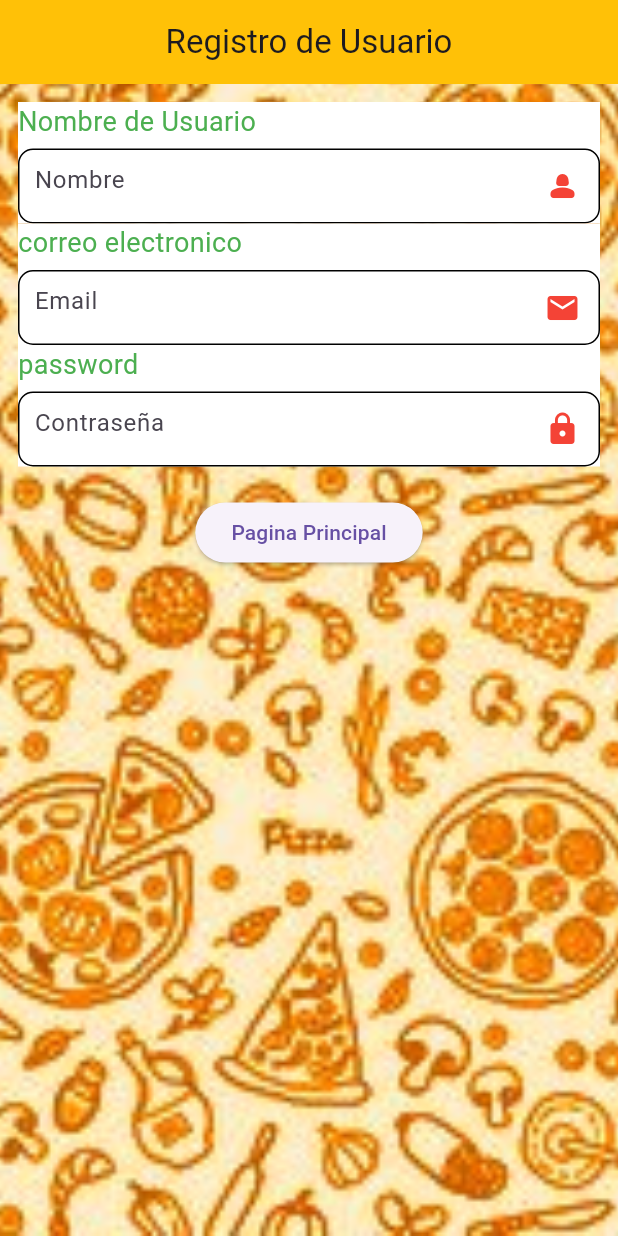
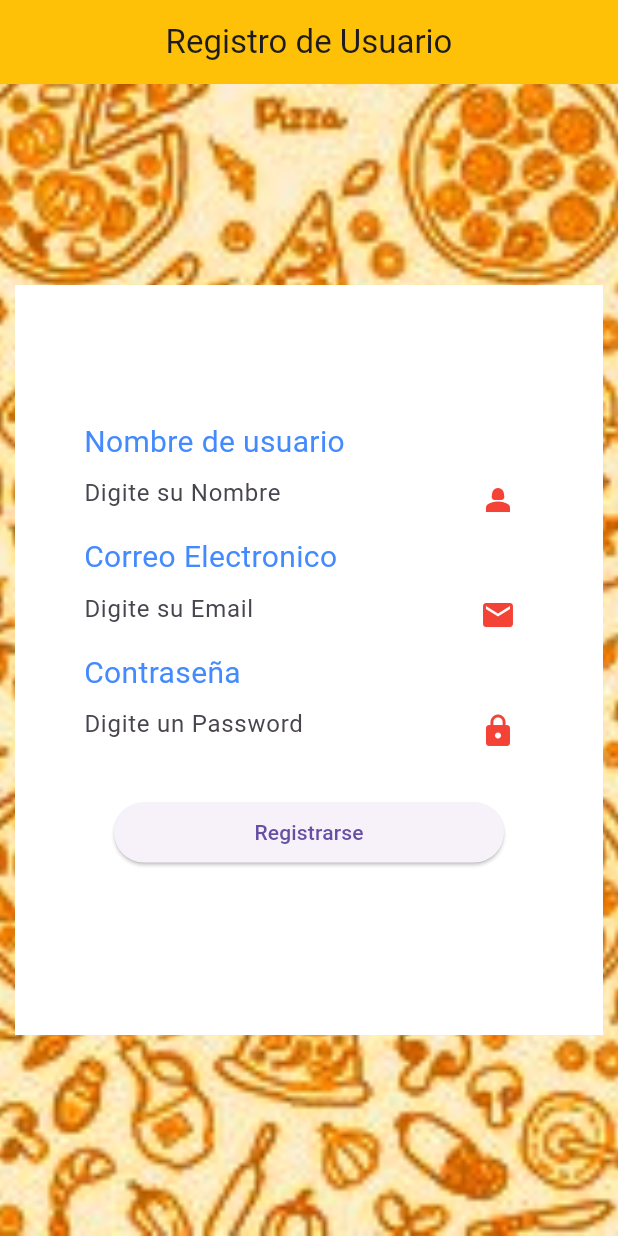
Before and after one commit to HaroldArguelloNic/mynapopizza, a Flutter app: the screen it shows after launch, after a tap on "¿Desea Registrarse?", on a phone screen of 412 x 824 dp. Run offline on Flutter 3.47's test engine with Material 3 defaults, Android fonts, the phone set to English and light mode, and no system bars; our stand-ins replace google_fonts; missing offline and left inert: mysql_client.

Commit message:
add const

```diff
--- a/lib/main.dart
+++ b/lib/main.dart
@@ -18,13 +18,13 @@ class MyApp extends StatelessWidget{
   Widget build(BuildContext context){
     return   MaterialApp(
       debugShowCheckedModeBanner: false,
-      home:  SplashScreen(),
+      home:  const SplashScreen(),
        routes: {
-      '/home': (context) => HomePage(),
-      '/favoritos': (context) => FavoritosPage(),
-      '/producto': (context) => ProductoPage(),
-      '/miorden': (context) => CartScreen(),
-      '/miperfil': (context) => MyAccountPage(),
+      '/home': (context) => const HomePage(),
+      '/favoritos': (context) => const FavoritosPage(),
+      '/producto': (context) => const ProductoPage(),
+      '/miorden': (context) => const CartScreen(),
+      '/miperfil': (context) => const MyAccountPage(),
     },
     );
   }
--- a/lib/page/login_page.dart
+++ b/lib/page/login_page.dart
@@ -7,6 +7,7 @@ class LoginPage extends StatefulWidget {
   const LoginPage({super.key});
 
   @override
+  // ignore: library_private_types_in_public_api
   _LoginPageState createState() => _LoginPageState();
 }
 
@@ -15,6 +16,7 @@ class _LoginPageState extends State<LoginPage> {
   final TextEditingController _contraseniaController = TextEditingController();
 
   //Prueba de login falta implementacion con datos
+  // ignore: non_constant_identifier_names
   void _BetaLogin(BuildContext context) {
     String usuario = _usuarioController.text;
     String contrasena = _contraseniaController.text;
--- a/lib/page/productoPage.dart
+++ b/lib/page/productoPage.dart
@@ -1,7 +1,7 @@
 import 'package:flutter/material.dart';
 
 class ProductoPage extends StatefulWidget {
-  const ProductoPage({Key? key}) : super(key: key);
+  const ProductoPage({super.key});
 
   @override
   _ProductoPageState createState() => _ProductoPageState();
@@ -63,7 +63,7 @@ class _ProductoPageState extends State<ProductoPage> {
             ),
           ),
           IconButton(
-            icon: Icon(Icons.edit, color: Colors.blue),
+            icon: const Icon(Icons.edit, color: Colors.blue),
             onPressed: () => _editPizza(index),
           ),
         ],
@@ -102,7 +102,7 @@ class _ProductoPageState extends State<ProductoPage> {
       ),
       floatingActionButton: FloatingActionButton(
         onPressed: _registerPizza,
-        child: Icon(Icons.add),
+        child: const Icon(Icons.add),
         tooltip: 'Registrar Nueva Pizza',
       ),
     );
--- a/lib/page/registration_page.dart
+++ b/lib/page/registration_page.dart
@@ -1,5 +1,4 @@
 import 'package:flutter/material.dart';
-import 'package:flutter/widgets.dart';
 import 'package:mynapopizza/page/sidebar_layout.dart';
 import 'package:mynapopizza/data/mysql_conection.dart';
 
@@ -22,8 +21,7 @@ class _RegistrationPageState extends State<RegistrationPage> {
           'insert into Clientes (name, email, password ) values(?,?,?)';
 
       conn.execute(
-          sqlQuery,
-          [nameController.text, emailController.text, passwordController.text] as Map<String, dynamic>?);
+          sqlQuery,[nameController.text, emailController.text, passwordController.text] as Map<String, dynamic>?);
       setState(() {});
     });
   }
@@ -52,41 +50,62 @@ class _RegistrationPageState extends State<RegistrationPage> {
             centerTitle: true,
             backgroundColor: Colors.amber,
           ),
-          body: Padding(
-            padding: const EdgeInsets.all(12.0),
-            child: Center(
+          body: Center(
+            child: Container(
+              height: 500,
+              width: 500,
+              margin: const EdgeInsets.all(10.0),
+              padding: const EdgeInsets.all(10.0),
+              alignment: Alignment.bottomCenter,
+              color: Colors.white,
               child: SizedBox(
-                width: 450,
+                height: 400,
+                width: 300,
+
                 child: Column(
+
+                  crossAxisAlignment: CrossAxisAlignment.stretch,
                   children: [
-                    const TextFieldWidget(
-                      label: 'Nombre de Usuario',
-                      placeholder: 'Nombre',
-                      icon: Icons.person_2_rounded,
-                      //controller: nameController,
+
+                    const Text('Nombre de usuario',style: TextStyle(fontSize: 20,color: Colors.blueAccent), ),
+                    TextField(
+                     decoration: const InputDecoration(
+                     border: InputBorder.none,
+                     hintText: 'Digite su Nombre',
+                     suffixIcon: Icon(Icons.person_2, color: Colors.red),
+                      ),
+                      controller: nameController,
                     ),
-                    const TextFieldWidget(
-                      label: 'correo electronico',
-                      placeholder: 'Email',
-                      icon: Icons.mail,
-                      //controller: emailController,
+                    const Text('Correo Electronico',style: TextStyle(fontSize: 20,color: Colors.blueAccent), ),
+                     TextField(
+                     decoration: const InputDecoration(
+                     border: InputBorder.none,
+                     hintText: 'Digite su Email',
+                     suffixIcon: Icon(Icons.mail, color: Colors.red),
+                      ),
+
+                      controller: emailController,
                     ),
-                    const TextFieldWidget(
-                      label: 'password',
-                      placeholder: 'Contraseña',
-                      icon: Icons.lock,
-                      //controller: passwordController,
+                    const Text('Contraseña',style: TextStyle(fontSize: 20,color: Colors.blueAccent), ),
+                     TextField(
+                      obscureText: true,
+                       decoration: const InputDecoration(
+                     border: InputBorder.none,
+                     hintText: 'Digite un Password',
+                     suffixIcon: Icon(Icons.lock, color: Colors.red),
+                      ),
+                      controller: passwordController,
 
                     ),
                     Padding(
                       padding: const EdgeInsets.all(20),
                       child: ElevatedButton(
-                        child: const Text('Pagina Principal'),
-                        onPressed: () => Navigator.push(
-                          context,
-                          MaterialPageRoute(
-                              builder: (context) => const SideBarLayout()),
-                        ),
+                        child: const Text('Registrarse'),
+                        onPressed: () {
+                        if(emailController.text != "" && passwordController.text != "" && nameController.text != "" ) {
+                          insertData(); }
+
+                        },
                       ),
                     ),
                   ],
@@ -98,53 +117,58 @@ class _RegistrationPageState extends State<RegistrationPage> {
       );
 }
 
-class TextFieldWidget extends StatelessWidget {
-  final String label;
-  final String placeholder;
-  final IconData? icon;
-  final bool isTextArea;
-  final TextEditingController? controller;
+// class TextFieldWidget extends StatefulWidget {
+//   final String label;
+//   final String placeholder;
+//   final IconData? icon;
+//   final bool isTextArea;
+//   final TextEditingController? controller;
 
 
-// ignore: use_super_parameters
-  const TextFieldWidget(
-      {Key? key,
-      required this.label,
-      required this.placeholder,
-      this.icon,
-      this.isTextArea = false,
-      this.controller
-      })
-      : super(key: key);
+// // ignore: use_super_parameters
+//   const TextFieldWidget(
+//       {Key? key,
+//       required this.label,
+//       required this.placeholder,
+//       this.icon,
+//       this.isTextArea = false,
+//       this.controller
+//       })
+//       : super(key: key);
 
-  @override
-  Widget build(BuildContext context) {
-    return Container(
-      color: Colors.white,
-      child: Column(
-        crossAxisAlignment: CrossAxisAlignment.stretch,
-        children: [
-          Text(label,
-              style: const TextStyle(color: Colors.green, fontSize: 18)),
-          const SizedBox(height: 5.0),
-          Container(
-            padding: const EdgeInsets.only(left: 10.0),
-            decoration: BoxDecoration(
-              border: Border.all(color: Colors.black),
-              borderRadius: BorderRadius.circular(10.0),
-            ),
-            child: TextField(
-              controller: controller,
-              maxLines: isTextArea ? 6 : null,
-              decoration: InputDecoration(
-                border: InputBorder.none,
-                hintText: placeholder,
-                suffixIcon: icon != null ? Icon(icon, color: Colors.red) : null,
-              ),
-            ),
-          )
-        ],
-      ),
-    );
-  }
-}
+//   @override
+//   State<TextFieldWidget> createState() => _TextFieldWidgetState();
+// }
+
+// class _TextFieldWidgetState extends State<TextFieldWidget> {
+//   @override
+//   Widget build(BuildContext context) {
+//     return Container(
+//       color: Colors.white,
+//       child: Column(
+//         crossAxisAlignment: CrossAxisAlignment.stretch,
+//         children: [
+//           Text(widget.label,
+//               style: const TextStyle(color: Colors.green, fontSize: 18)),
+//           const SizedBox(height: 5.0),
+//           Container(
+//             padding: const EdgeInsets.only(left: 10.0),
+//             decoration: BoxDecoration(
+//               border: Border.all(color: Colors.black),
+//               borderRadius: BorderRadius.circular(10.0),
+//             ),
+//             child: TextField(
+//               controller: widget.controller,
+//               maxLines: widget.isTextArea ? 6 : null,
+//               decoration: InputDecoration(
+//                 border: InputBorder.none,
+//                 hintText: widget.placeholder,
+//                 suffixIcon: widget.icon != null ? Icon(widget.icon, color: Colors.red) : null,
+//               ),
+//             ),
+//           )
+//         ],
+//       ),
+//     );
+//   }
+// }
```
Also changed, not shown: lib/page/cart.dart (+6 -5 lines), lib/page/favoritos.dart (+4 -3 lines), lib/page/home_page.dart (+8 -6 lines), lib/page/myaccountpage.dart (+14 -10 lines).
